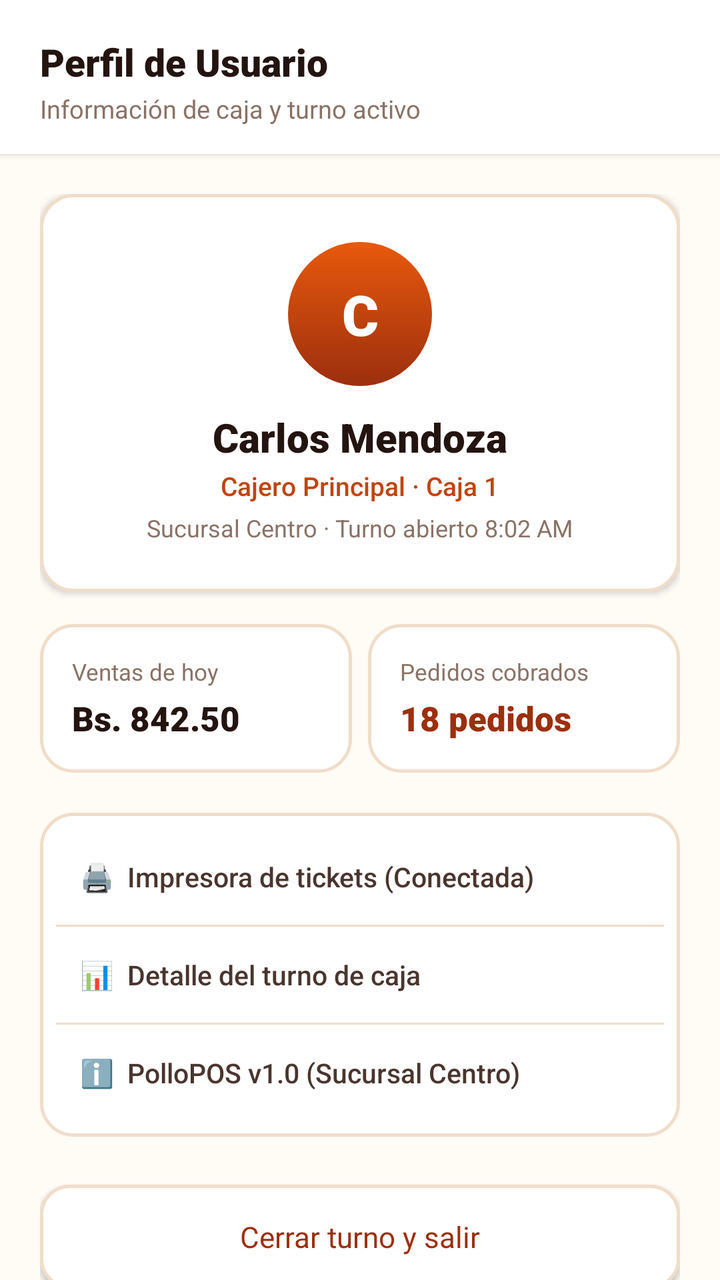
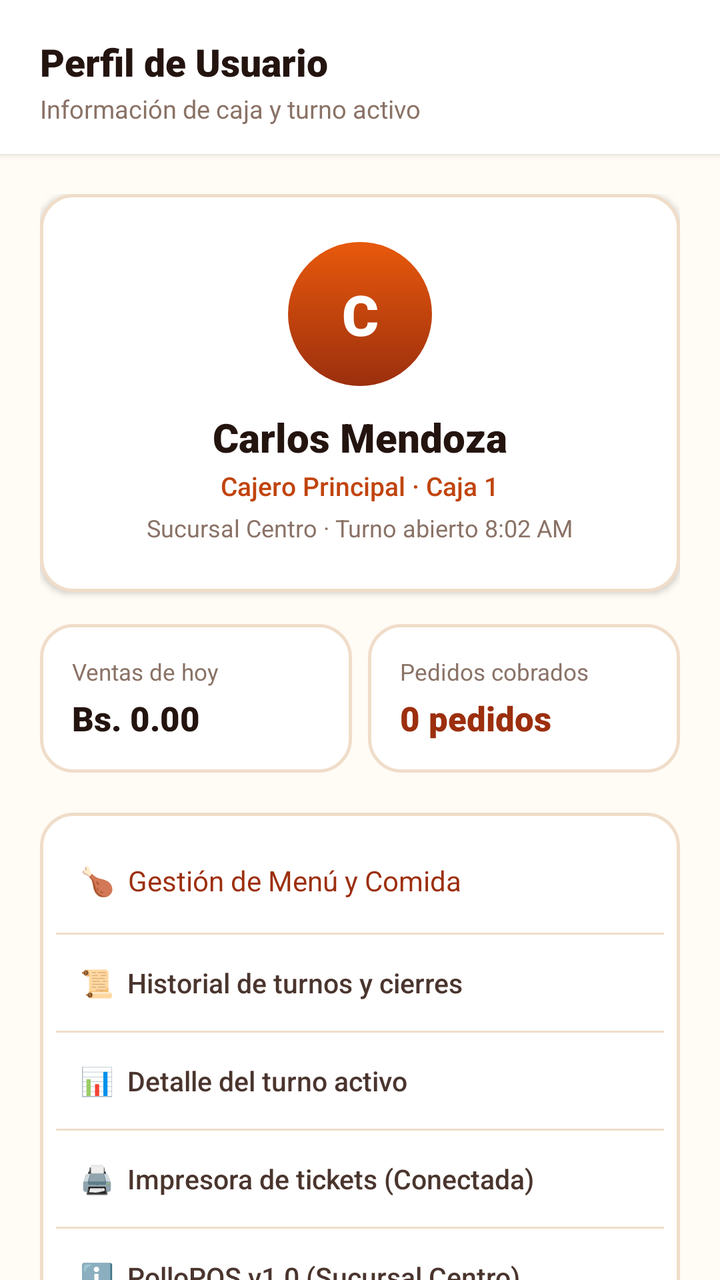

The first picture is an Android layout as it rendered before a commit; the second is the same layout after the commit. The layout source and the unified diff follow.
<!-- AndroidManifest.xml: application theme Theme.Pollogithub -->
<!-- res/layout/fragment_perfil.xml -->
<?xml version="1.0" encoding="utf-8"?>
<androidx.constraintlayout.widget.ConstraintLayout xmlns:android="http://schemas.android.com/apk/res/android"
    xmlns:app="http://schemas.android.com/apk/res-auto"
    xmlns:tools="http://schemas.android.com/tools"
    android:layout_width="match_parent"
    android:layout_height="match_parent"
    android:background="@color/paper_50">

    
    <LinearLayout
        android:id="@+id/headerPerfil"
        android:layout_width="match_parent"
        android:layout_height="wrap_content"
        android:background="@color/white"
        android:elevation="2dp"
        android:orientation="vertical"
        android:paddingHorizontal="20dp"
        android:paddingTop="18dp"
        android:paddingBottom="14dp"
        app:layout_constraintEnd_toEndOf="parent"
        app:layout_constraintStart_toStartOf="parent"
        app:layout_constraintTop_toTopOf="parent">

        <TextView
            android:layout_width="wrap_content"
            android:layout_height="wrap_content"
            android:fontFamily="sans-serif-black"
            android:text="Perfil de Usuario"
            android:textColor="@color/char_900"
            android:textSize="19sp" />

        <TextView
            android:layout_width="wrap_content"
            android:layout_height="wrap_content"
            android:layout_marginTop="2dp"
            android:fontFamily="sans-serif"
            android:text="Información de caja y turno activo"
            android:textColor="@color/char_400"
            android:textSize="12.5sp" />
    </LinearLayout>

    <androidx.core.widget.NestedScrollView
        android:layout_width="match_parent"
        android:layout_height="0dp"
        android:clipToPadding="false"
        android:paddingBottom="20dp"
        app:layout_constraintBottom_toBottomOf="parent"
        app:layout_constraintTop_toBottomOf="@id/headerPerfil">

        <LinearLayout
            android:layout_width="match_parent"
            android:layout_height="wrap_content"
            android:gravity="center_horizontal"
            android:orientation="vertical"
            android:padding="20dp">

            
            <LinearLayout
                android:layout_width="match_parent"
                android:layout_height="wrap_content"
                android:background="@drawable/bg_order_card"
                android:elevation="2dp"
                android:gravity="center"
                android:orientation="vertical"
                android:padding="24dp">

                
                <TextView
                    android:id="@+id/tvProfileAvatar"
                    android:layout_width="72dp"
                    android:layout_height="72dp"
                    android:background="@drawable/bg_avatar_circle"
                    android:fontFamily="sans-serif-black"
                    android:gravity="center"
                    android:text="C"
                    android:textColor="@color/white"
                    android:textSize="28sp" />

                
                <TextView
                    android:id="@+id/tvProfileName"
                    android:layout_width="wrap_content"
                    android:layout_height="wrap_content"
                    android:layout_marginTop="12dp"
                    android:fontFamily="sans-serif-black"
                    android:text="Carlos Mendoza"
                    android:textColor="@color/char_900"
                    android:textSize="20sp" />

                <TextView
                    android:layout_width="wrap_content"
                    android:layout_height="wrap_content"
                    android:layout_marginTop="2dp"
                    android:fontFamily="sans-serif-medium"
                    android:text="Cajero Principal · Caja 1"
                    android:textColor="@color/ember_600"
                    android:textSize="13sp" />

                <TextView
                    android:layout_width="wrap_content"
                    android:layout_height="wrap_content"
                    android:layout_marginTop="4dp"
                    android:fontFamily="sans-serif"
                    android:text="Sucursal Centro · Turno abierto 8:02 AM"
                    android:textColor="@color/char_400"
                    android:textSize="12sp" />
            </LinearLayout>

            
            <LinearLayout
                android:layout_width="match_parent"
                android:layout_height="wrap_content"
                android:layout_marginTop="16dp"
                android:orientation="horizontal">

                
                <LinearLayout
                    android:layout_width="0dp"
                    android:layout_height="wrap_content"
                    android:layout_marginEnd="8dp"
                    android:layout_weight="1"
                    android:background="@drawable/bg_order_card"
                    android:orientation="vertical"
                    android:padding="16dp">

                    <TextView
                        android:layout_width="wrap_content"
                        android:layout_height="wrap_content"
                        android:fontFamily="sans-serif"
                        android:text="Ventas de hoy"
                        android:textColor="@color/char_400"
                        android:textSize="11.5sp" />

                    <TextView
                        android:layout_width="wrap_content"
                        android:layout_height="wrap_content"
                        android:layout_marginTop="4dp"
                        android:fontFamily="sans-serif-black"
                        android:text="Bs. 842.50"
                        android:textColor="@color/char_900"
                        android:textSize="17sp" />
                </LinearLayout>

                
                <LinearLayout
                    android:layout_width="0dp"
                    android:layout_height="wrap_content"
                    android:layout_weight="1"
                    android:background="@drawable/bg_order_card"
                    android:orientation="vertical"
                    android:padding="16dp">

                    <TextView
                        android:layout_width="wrap_content"
                        android:layout_height="wrap_content"
                        android:fontFamily="sans-serif"
                        android:text="Pedidos cobrados"
                        android:textColor="@color/char_400"
                        android:textSize="11.5sp" />

                    <TextView
                        android:layout_width="wrap_content"
                        android:layout_height="wrap_content"
                        android:layout_marginTop="4dp"
                        android:fontFamily="sans-serif-black"
                        android:text="18 pedidos"
                        android:textColor="@color/ember_700"
                        android:textSize="17sp" />
                </LinearLayout>
            </LinearLayout>

            
            <LinearLayout
                android:layout_width="match_parent"
                android:layout_height="wrap_content"
                android:layout_marginTop="20dp"
                android:background="@drawable/bg_order_card"
                android:orientation="vertical"
                android:padding="8dp">

                <TextView
                    android:id="@+id/btnPrinterStatus"
                    android:layout_width="match_parent"
                    android:layout_height="48dp"
                    android:background="?attr/selectableItemBackground"
                    android:fontFamily="sans-serif-medium"
                    android:gravity="center_vertical"
                    android:paddingHorizontal="12dp"
                    android:text="🖨️  Impresora de tickets (Conectada)"
                    android:textColor="@color/char_700"
                    android:textSize="13.5sp" />

                <View
                    android:layout_width="match_parent"
                    android:layout_height="1dp"
                    android:background="@color/line_color" />

                <TextView
                    android:id="@+id/btnShiftDetails"
                    android:layout_width="match_parent"
                    android:layout_height="48dp"
                    android:background="?attr/selectableItemBackground"
                    android:fontFamily="sans-serif-medium"
                    android:gravity="center_vertical"
                    android:paddingHorizontal="12dp"
                    android:text="📊  Detalle del turno de caja"
                    android:textColor="@color/char_700"
                    android:textSize="13.5sp" />

                <View
                    android:layout_width="match_parent"
                    android:layout_height="1dp"
                    android:background="@color/line_color" />

                <TextView
                    android:id="@+id/btnAppVersion"
                    android:layout_width="match_parent"
                    android:layout_height="48dp"
                    android:background="?attr/selectableItemBackground"
                    android:fontFamily="sans-serif-medium"
                    android:gravity="center_vertical"
                    android:paddingHorizontal="12dp"
                    android:text="ℹ️  PolloPOS v1.0 (Sucursal Centro)"
                    android:textColor="@color/char_700"
                    android:textSize="13.5sp" />
            </LinearLayout>

            
            <androidx.appcompat.widget.AppCompatButton
                android:id="@+id/btnCloseShift"
                android:layout_width="match_parent"
                android:layout_height="52dp"
                android:layout_marginTop="24dp"
                android:background="@drawable/bg_btn_outline"
                android:fontFamily="sans-serif-bold"
                android:text="Cerrar turno y salir"
                android:textAllCaps="false"
                android:textColor="@color/ember_700"
                android:textSize="14.5sp" />

        </LinearLayout>
    </androidx.core.widget.NestedScrollView>

</androidx.constraintlayout.widget.ConstraintLayout>
<!-- resources referenced by this layout -->
<resources>
  <color name="char_400">#8A7266</color>
  <color name="char_700">#4A352E</color>
  <color name="char_900">#241410</color>
  <color name="ember_600">#C1440E</color>
  <color name="ember_700">#9C2F0E</color>
  <color name="line_color">#F0DDC9</color>
  <color name="paper_50">#FFFBF5</color>
  <color name="white">#FFFFFFFF</color>
  <!-- drawable bg_avatar_circle (drawable) -->
  <?xml version="1.0" encoding="utf-8"?>
  <shape xmlns:android="http://schemas.android.com/apk/res/android"
      android:shape="oval">
      <gradient
          android:angle="295"
          android:startColor="@color/ember_500"
          android:endColor="@color/ember_700" />
  </shape>
  <!-- drawable bg_btn_outline (drawable) -->
  <?xml version="1.0" encoding="utf-8"?>
  <ripple xmlns:android="http://schemas.android.com/apk/res/android"
      android:color="#1AE8590C">
      <item>
          <shape android:shape="rectangle">
              <solid android:color="@color/white" />
              <stroke
                  android:width="1.5dp"
                  android:color="@color/line_color" />
              <corners android:radius="14dp" />
          </shape>
      </item>
  </ripple>
  <!-- drawable bg_order_card (drawable) -->
  <?xml version="1.0" encoding="utf-8"?>
  <ripple xmlns:android="http://schemas.android.com/apk/res/android"
      android:color="#1AE8590C">
      <item>
          <shape android:shape="rectangle">
              <solid android:color="@color/white" />
              <stroke
                  android:width="1.5dp"
                  android:color="@color/line_color" />
              <corners android:radius="16dp" />
          </shape>
      </item>
  </ripple>
  <style name="Theme.Pollogithub" parent="Base.Theme.Pollogithub" />
  <color name="ember_500">#E8590C</color>
  <style name="Base.Theme.Pollogithub" parent="Theme.Material3.DayNight.NoActionBar">
          <item name="android:windowBackground">@color/paper_50</item>
          <item name="android:statusBarColor">@android:color/transparent</item>
          <item name="android:navigationBarColor">@color/white</item>
          <item name="android:windowLightStatusBar">true</item>
          <item name="android:windowLightNavigationBar">true</item>
      </style>
</resources>

<!-- the commit's change to res/layout/fragment_perfil.xml (unified diff, before → after) -->
@@ -132,11 +132,12 @@
                         android:textSize="11.5sp" />
 
                     <TextView
+                        android:id="@+id/tvProfileVentasHoy"
                         android:layout_width="wrap_content"
                         android:layout_height="wrap_content"
                         android:layout_marginTop="4dp"
                         android:fontFamily="sans-serif-black"
-                        android:text="Bs. 842.50"
+                        android:text="Bs. 0.00"
                         android:textColor="@color/char_900"
                         android:textSize="17sp" />
                 </LinearLayout>
@@ -159,11 +160,12 @@
                         android:textSize="11.5sp" />
 
                     <TextView
+                        android:id="@+id/tvProfilePedidosCobrados"
                         android:layout_width="wrap_content"
                         android:layout_height="wrap_content"
                         android:layout_marginTop="4dp"
                         android:fontFamily="sans-serif-black"
-                        android:text="18 pedidos"
+                        android:text="0 pedidos"
                         android:textColor="@color/ember_700"
                         android:textSize="17sp" />
                 </LinearLayout>
@@ -178,6 +180,61 @@
                 android:orientation="vertical"
                 android:padding="8dp">
 
+                
+                <TextView
+                    android:id="@+id/btnGestionMenu"
+                    android:layout_width="match_parent"
+                    android:layout_height="52dp"
+                    android:background="?attr/selectableItemBackground"
+                    android:fontFamily="sans-serif-bold"
+                    android:gravity="center_vertical"
+                    android:paddingHorizontal="12dp"
+                    android:text="🍗  Gestión de Menú y Comida"
+                    android:textColor="@color/ember_700"
+                    android:textSize="14sp" />
+
+                <View
+                    android:layout_width="match_parent"
+                    android:layout_height="1dp"
+                    android:background="@color/line_color" />
+
+                
+                <TextView
+                    android:id="@+id/btnHistorialTurnos"
+                    android:layout_width="match_parent"
+                    android:layout_height="48dp"
+                    android:background="?attr/selectableItemBackground"
+                    android:fontFamily="sans-serif-medium"
+                    android:gravity="center_vertical"
+                    android:paddingHorizontal="12dp"
+                    android:text="📜  Historial de turnos y cierres"
+                    android:textColor="@color/char_700"
+                    android:textSize="13.5sp" />
+
+                <View
+                    android:layout_width="match_parent"
+                    android:layout_height="1dp"
+                    android:background="@color/line_color" />
+
+                
+                <TextView
+                    android:id="@+id/btnShiftDetails"
+                    android:layout_width="match_parent"
+                    android:layout_height="48dp"
+                    android:background="?attr/selectableItemBackground"
+                    android:fontFamily="sans-serif-medium"
+                    android:gravity="center_vertical"
+                    android:paddingHorizontal="12dp"
+                    android:text="📊  Detalle del turno activo"
+                    android:textColor="@color/char_700"
+                    android:textSize="13.5sp" />
+
+                <View
+                    android:layout_width="match_parent"
+                    android:layout_height="1dp"
+                    android:background="@color/line_color" />
+
+                
                 <TextView
                     android:id="@+id/btnPrinterStatus"
                     android:layout_width="match_parent"
@@ -195,23 +252,7 @@
                     android:layout_height="1dp"
                     android:background="@color/line_color" />
 
-                <TextView
-                    android:id="@+id/btnShiftDetails"
-                    android:layout_width="match_parent"
-                    android:layout_height="48dp"
-                    android:background="?attr/selectableItemBackground"
-                    android:fontFamily="sans-serif-medium"
-                    android:gravity="center_vertical"
-                    android:paddingHorizontal="12dp"
-                    android:text="📊  Detalle del turno de caja"
-                    android:textColor="@color/char_700"
-                    android:textSize="13.5sp" />
-
-                <View
-                    android:layout_width="match_parent"
-                    android:layout_height="1dp"
-                    android:background="@color/line_color" />
-
+                
                 <TextView
                     android:id="@+id/btnAppVersion"
                     android:layout_width="match_parent"
@@ -230,13 +271,26 @@
                 android:id="@+id/btnCloseShift"
                 android:layout_width="match_parent"
                 android:layout_height="52dp"
-                android:layout_marginTop="24dp"
+                android:layout_marginTop="20dp"
+                android:background="@drawable/bg_button_primary"
+                android:fontFamily="sans-serif-bold"
+                android:text="Cerrar turno de caja"
+                android:textAllCaps="false"
+                android:textColor="@color/white"
+                android:textSize="14.5sp" />
+
+            
+            <androidx.appcompat.widget.AppCompatButton
+                android:id="@+id/btnLogout"
+                android:layout_width="match_parent"
+                android:layout_height="48dp"
+                android:layout_marginTop="10dp"
                 android:background="@drawable/bg_btn_outline"
                 android:fontFamily="sans-serif-bold"
-                android:text="Cerrar turno y salir"
+                android:text="Cerrar sesión"
                 android:textAllCaps="false"
-                android:textColor="@color/ember_700"
-                android:textSize="14.5sp" />
+                android:textColor="@color/char_700"
+                android:textSize="14sp" />
 
         </LinearLayout>
     </androidx.core.widget.NestedScrollView>
<!-- resource entries referenced after the edit -->
@@ -31,6 +31,17 @@
           </shape>
       </item>
   </ripple>
+  <!-- drawable bg_button_primary (drawable) -->
+  <?xml version="1.0" encoding="utf-8"?>
+  <ripple xmlns:android="http://schemas.android.com/apk/res/android"
+      android:color="#33FFFFFF">
+      <item>
+          <shape android:shape="rectangle">
+              <solid android:color="@color/ember_600" />
+              <corners android:radius="14dp" />
+          </shape>
+      </item>
+  </ripple>
   <!-- drawable bg_order_card (drawable) -->
   <?xml version="1.0" encoding="utf-8"?>
   <ripple xmlns:android="http://schemas.android.com/apk/res/android"
